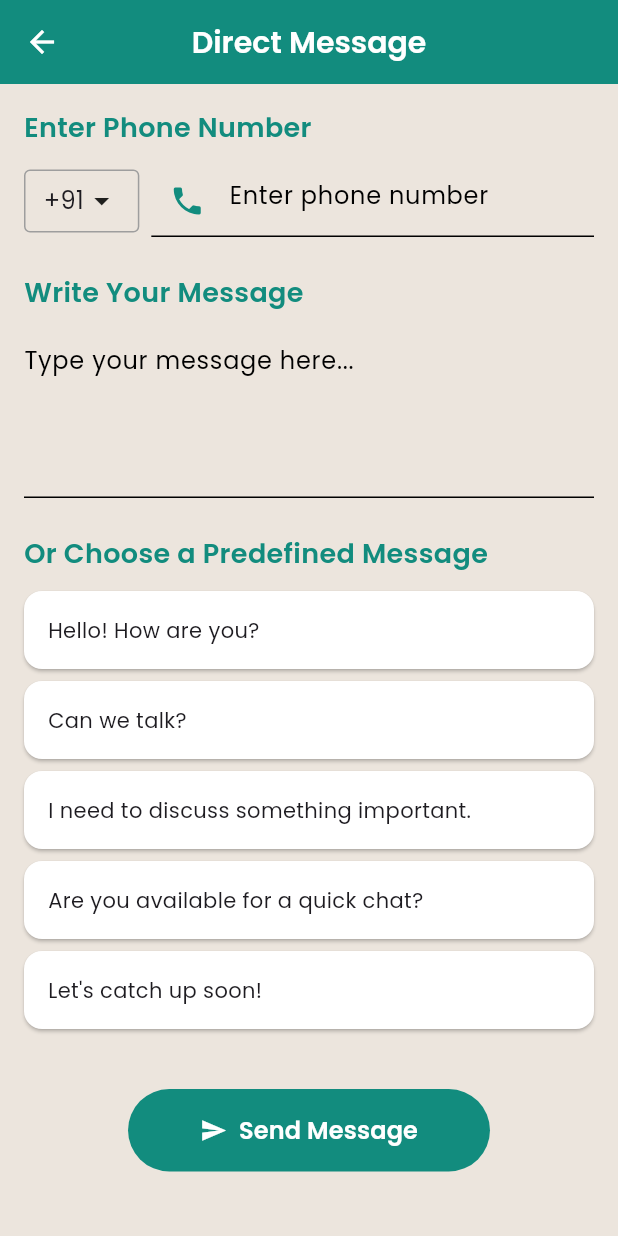
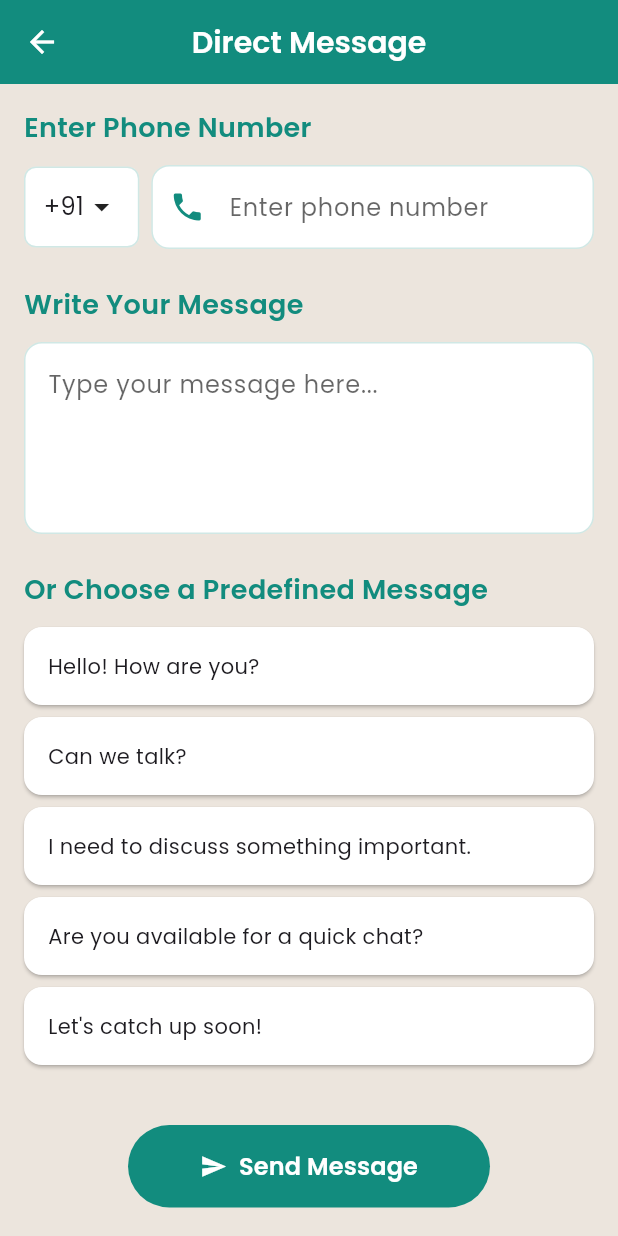
Before and after one commit to BrijeshMalani/GBWebWhatsApp, a Flutter app: the screen it shows after launch, after a tap on "Direct Message", on a phone screen of 412 x 824 dp. Run offline on Flutter 3.47's test engine with Material 3 defaults, Android fonts, the light colour scheme and no system bars; our stand-ins replace country_picker, google_fonts, google_mobile_ads, image_cropper, image_gallery_saver, image_picker and 4 more; network calls fail.

Commit message:
08/05/2025 update

```diff
--- a/lib/DirectMessageScreen.dart
+++ b/lib/DirectMessageScreen.dart
@@ -85,6 +85,8 @@ class _DirectMessageScreenState extends State<DirectMessageScreen> {
 
   @override
   Widget build(BuildContext context) {
+    final theme = Theme.of(context);
+    final isDarkMode = theme.brightness == Brightness.dark;
     return Scaffold(
       appBar: AppBar(
         backgroundColor: AppTheme.primaryColor,
@@ -104,12 +106,7 @@ class _DirectMessageScreenState extends State<DirectMessageScreen> {
               title: 'Enter Phone Number',
               child: Row(
                 children: [
-                  Container(
-                    decoration: BoxDecoration(
-                      border: Border.all(color: Colors.grey),
-                      borderRadius: BorderRadius.circular(4),
-                    ),
-                    child: InkWell(
+                  InkWell(
                     onTap: () {
                       showCountryPicker(
                         context: context,
@@ -121,9 +118,15 @@ class _DirectMessageScreenState extends State<DirectMessageScreen> {
                         },
                       );
                     },
-                      child: Padding(
+                    child: Container(
                       padding:
-                            EdgeInsets.symmetric(horizontal: 12, vertical: 8),
+                          EdgeInsets.symmetric(horizontal: 12, vertical: 14),
+                      decoration: BoxDecoration(
+                        color: isDarkMode ? Colors.grey[800] : Colors.white,
+                        border: Border.all(
+                            color: AppTheme.primaryColor.withOpacity(0.2)),
+                        borderRadius: BorderRadius.circular(8),
+                      ),
                       child: Row(
                         mainAxisSize: MainAxisSize.min,
                         children: [
@@ -136,16 +139,33 @@ class _DirectMessageScreenState extends State<DirectMessageScreen> {
                       ),
                     ),
                   ),
-                  ),
                   SizedBox(width: 8),
                   Expanded(
                     child: TextField(
                       controller: _numberController,
                       keyboardType: TextInputType.phone,
+                      style: TextStyle(color: theme.textTheme.bodyLarge?.color),
                       decoration: InputDecoration(
                         hintText: 'Enter phone number',
+                        hintStyle: TextStyle(color: theme.hintColor),
                         prefixIcon:
                             Icon(Icons.phone, color: AppTheme.primaryColor),
+                        filled: true,
+                        fillColor: isDarkMode ? Colors.grey[800] : Colors.white,
+                        border: OutlineInputBorder(
+                          borderRadius: BorderRadius.circular(12),
+                          borderSide: BorderSide(
+                              color: AppTheme.primaryColor.withOpacity(0.2)),
+                        ),
+                        enabledBorder: OutlineInputBorder(
+                          borderRadius: BorderRadius.circular(12),
+                          borderSide: BorderSide(
+                              color: AppTheme.primaryColor.withOpacity(0.2)),
+                        ),
+                        focusedBorder: OutlineInputBorder(
+                          borderRadius: BorderRadius.circular(12),
+                          borderSide: BorderSide(color: AppTheme.primaryColor),
+                        ),
                       ),
                     ),
                   ),
@@ -158,9 +178,27 @@ class _DirectMessageScreenState extends State<DirectMessageScreen> {
               child: TextField(
                 controller: _messageController,
                 maxLines: 4,
+                style: TextStyle(color: theme.textTheme.bodyLarge?.color),
                 decoration: InputDecoration(
                   hintText: 'Type your message here...',
                   alignLabelWithHint: true,
+                  hintStyle: TextStyle(color: theme.hintColor),
+                  filled: true,
+                  fillColor: isDarkMode ? Colors.grey[800] : Colors.white,
+                  border: OutlineInputBorder(
+                    borderRadius: BorderRadius.circular(12),
+                    borderSide: BorderSide(
+                        color: AppTheme.primaryColor.withOpacity(0.2)),
+                  ),
+                  enabledBorder: OutlineInputBorder(
+                    borderRadius: BorderRadius.circular(12),
+                    borderSide: BorderSide(
+                        color: AppTheme.primaryColor.withOpacity(0.2)),
+                  ),
+                  focusedBorder: OutlineInputBorder(
+                    borderRadius: BorderRadius.circular(12),
+                    borderSide: BorderSide(color: AppTheme.primaryColor),
+                  ),
                 ),
               ),
             ),
--- a/lib/WebShow.dart
+++ b/lib/WebShow.dart
@@ -78,7 +78,11 @@ class _WebShowScreenState extends State<WebShowScreen> {
       appBar: AppBar(
         backgroundColor: AppTheme.primaryColor,
         elevation: 0,
-        leading: Icon(Icons.arrow_back, color: Colors.white),
+        leading: InkWell(
+            onTap: () {
+              Navigator.pop(context);
+            },
+            child: Icon(Icons.arrow_back, color: Colors.white)),
         title: Text("Whats Web"),
       ),
       body: SizedBox(
--- a/lib/WebViewScreen.dart
+++ b/lib/WebViewScreen.dart
@@ -47,9 +47,11 @@ class _WebViewScreenState extends State<WebViewScreen> {
     return Scaffold(
       appBar: AppBar(
         title: Text(widget.title),
+        leading: Icon(Icons.arrow_back, color: Colors.white),
         actions: [
           IconButton(
             icon: Icon(Icons.refresh),
+            color: Colors.white,
             onPressed: () {
               _controller.reload();
             },
--- a/lib/home_page.dart
+++ b/lib/home_page.dart
@@ -95,7 +95,7 @@ class _HomePageState extends State<HomePage> {
         appBar: AppBar(
           backgroundColor: AppTheme.primaryColor,
           elevation: 0,
-          leading: Icon(Icons.arrow_back, color: Colors.white),
+          // leading: Icon(Icons.arrow_back, color: Colors.white),
           title: Text(
             "GB Web Latest Version",
             style: GoogleFonts.poppins(
```
Also changed, not shown: lib/chat_background_screen.dart (+27 -8 lines), lib/whatscroping_screen.dart (+21 -10 lines), 2 other files. Lines whose indentation alone changed are shown as unchanged.
